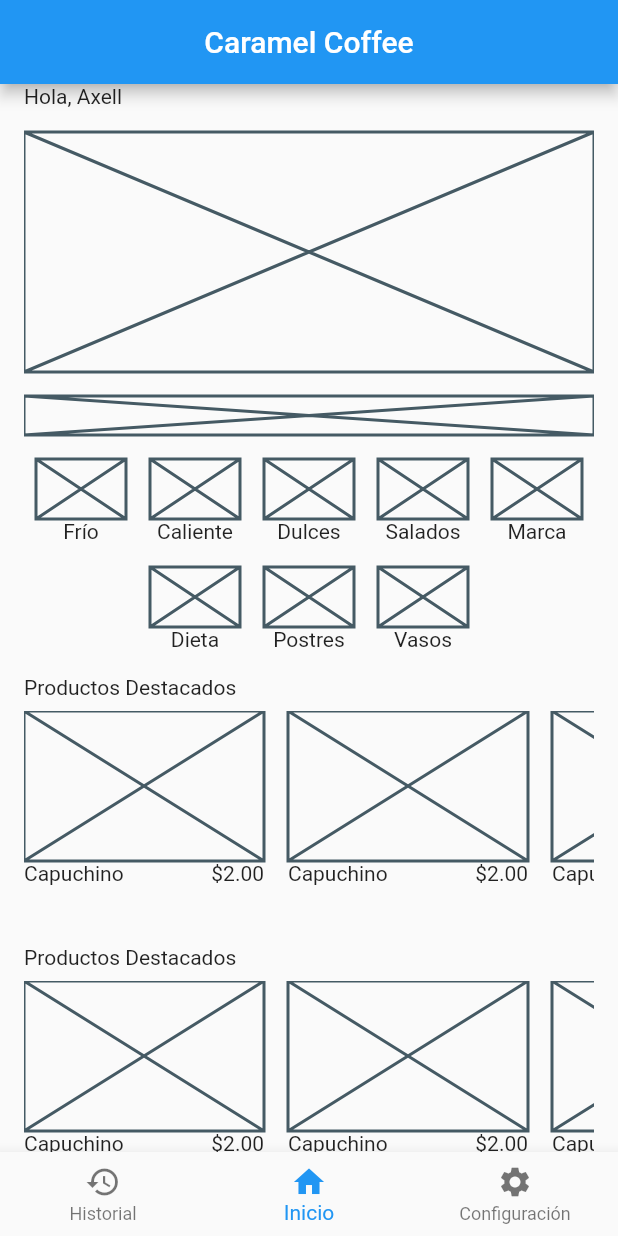
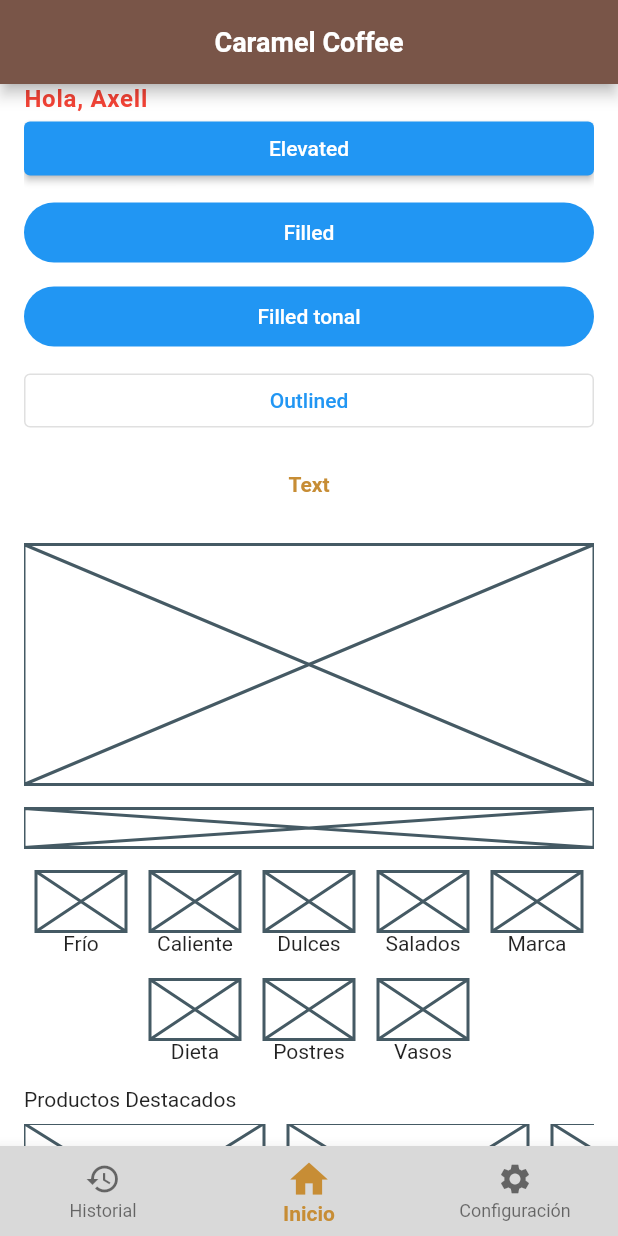
Before and after one commit to Taws-Espol/flutter-como-un-pro, a Flutter app: the screen it shows after launch, on a phone screen of 412 x 824 dp. Run offline on Flutter 3.47's test engine with Material 2 defaults, Android fonts, the light colour scheme and no system bars.

Commit message:
[ADD] Theme, customColor, customText

```diff
--- a/lib/app/modules/home/home_page.dart
+++ b/lib/app/modules/home/home_page.dart
@@ -11,7 +11,6 @@ class HomePage extends StatelessWidget {
   Widget build(BuildContext context) {
     return Scaffold(
       appBar: AppBar(
-        centerTitle: true,
         title: const Text("Caramel Coffee"),
       ),
       body: const Contenido(),
@@ -45,37 +44,40 @@ class Contenido extends StatelessWidget {
   Widget build(BuildContext context) {
     const isDisabled = false;
     const colDivider = SizedBox(height: 8);
+    final customText = Theme.of(context).extension<CustomText>()!;
+    final customColor = Theme.of(context).extension<CustomColor>()!;
     return Padding(
       padding: EdgeInsets.symmetric(horizontal: 16),
       child: ListView(
         children: [
           Text(
             "Hola, Axell",
+            style: customText.bodyText1_bold,
           ),
-          // ElevatedButton(
-          //   onPressed: isDisabled ? null : () {},
-          //   child: const Text('Elevated'),
-          // ),
-          // colDivider,
-          // FilledButton(
-          //   onPressed: isDisabled ? null : () {},
-          //   child: const Text('Filled'),
-          // ),
-          // colDivider,
-          // FilledButton.tonal(
-          //   onPressed: isDisabled ? null : () {},
-          //   child: const Text('Filled tonal'),
-          // ),
-          // colDivider,
-          // OutlinedButton(
-          //   onPressed: isDisabled ? null : () {},
-          //   child: const Text('Outlined'),
-          // ),
-          // colDivider,
-          // TextButton(
-          //   onPressed: isDisabled ? null : () {},
-          //   child: const Text('Text'),
-          // ),
+          ElevatedButton(
+            onPressed: isDisabled ? null : () {},
+            child: const Text('Elevated'),
+          ),
+          colDivider,
+          FilledButton(
+            onPressed: isDisabled ? null : () {},
+            child: const Text('Filled'),
+          ),
+          colDivider,
+          FilledButton.tonal(
+            onPressed: isDisabled ? null : () {},
+            child: const Text('Filled tonal'),
+          ),
+          colDivider,
+          OutlinedButton(
+            onPressed: isDisabled ? null : () {},
+            child: const Text('Outlined'),
+          ),
+          colDivider,
+          TextButton(
+            onPressed: isDisabled ? null : () {},
+            child: const Text('Text'),
+          ),
           SizedBox(height: 16),
           CardBalance(),
           SizedBox(height: 16),
--- a/lib/core/theme/custom_color.dart
+++ b/lib/core/theme/custom_color.dart
@@ -2,18 +2,22 @@ import 'package:flutter/material.dart';
 
 const colorLight = CustomColor(
   backgroundPrimaryColor: Color(0xffffffff),
+  backgroundSecondaryColor: Color(0xffffffff),
 );
 
 const colorDark = CustomColor(
-  backgroundPrimaryColor: Color(0xff000000),
+  backgroundPrimaryColor: Color(0xff333333),
+  backgroundSecondaryColor: Color(0xff333333),
 );
 
 class CustomColor extends ThemeExtension<CustomColor> {
   const CustomColor({
     required this.backgroundPrimaryColor,
+    required this.backgroundSecondaryColor,
   });
 
   final Color backgroundPrimaryColor;
+  final Color backgroundSecondaryColor;
 
   // https://palx.jxnblk.com/
   //Ejemplo: Generar paleta con este color 3897F0
@@ -25,6 +29,8 @@ class CustomColor extends ThemeExtension<CustomColor> {
     return CustomColor(
       backgroundPrimaryColor:
           backgroundPrimaryColor ?? this.backgroundPrimaryColor,
+      backgroundSecondaryColor:
+          backgroundSecondaryColor ?? this.backgroundSecondaryColor,
     );
   }
 
@@ -36,6 +42,8 @@ class CustomColor extends ThemeExtension<CustomColor> {
     return CustomColor(
       backgroundPrimaryColor:
           Color.lerp(backgroundPrimaryColor, other.backgroundPrimaryColor, t)!,
+      backgroundSecondaryColor: Color.lerp(
+          backgroundSecondaryColor, other.backgroundSecondaryColor, t)!,
     );
   }
 }
--- a/lib/core/theme/custom_text.dart
+++ b/lib/core/theme/custom_text.dart
@@ -3,28 +3,34 @@
 import 'package:flutter/material.dart';
 import 'package:flutter_como_un_pro/core/theme/custom_color.dart';
 
-CustomText textDark = CustomText(
+CustomText textDark = const CustomText(
   bodyText1_bold: TextStyle(
     fontSize: 16,
     fontWeight: FontWeight.bold,
     letterSpacing: 0.5,
-  color: colorDark.backgroundPrimaryColor,
-));
+    color: Colors.blue,
+  ),
+  bodyText2_bold: TextStyle(),
+);
 
-CustomText textlight = CustomText(
+CustomText textlight = const CustomText(
   bodyText1_bold: TextStyle(
     fontSize: 16,
     fontWeight: FontWeight.bold,
     letterSpacing: 0.5,
-  color: colorLight.backgroundPrimaryColor,
-));
+    color: Colors.red,
+  ),
+  bodyText2_bold: TextStyle(),
+);
 
 class CustomText extends ThemeExtension<CustomText> {
   const CustomText({
     required this.bodyText1_bold,
+    required this.bodyText2_bold,
   });
 
   final TextStyle bodyText1_bold;
+  final TextStyle bodyText2_bold;
 
   @override
   CustomText copyWith({
@@ -32,6 +38,7 @@ class CustomText extends ThemeExtension<CustomText> {
   }) {
     return CustomText(
       bodyText1_bold: bodyText1_bold ?? this.bodyText1_bold,
+      bodyText2_bold: bodyText2_bold ?? this.bodyText2_bold,
     );
   }
 
@@ -42,6 +49,7 @@ class CustomText extends ThemeExtension<CustomText> {
     }
     return CustomText(
       bodyText1_bold: TextStyle.lerp(bodyText1_bold, other.bodyText1_bold, t)!,
+      bodyText2_bold: TextStyle.lerp(bodyText2_bold, other.bodyText2_bold, t)!,
     );
   }
 }
--- a/lib/core/theme/dark_theme.dart
+++ b/lib/core/theme/dark_theme.dart
@@ -1,5 +1,38 @@
 import 'package:flutter/material.dart';
+import 'package:flutter_como_un_pro/core/theme/custom_color.dart';
+import 'package:flutter_como_un_pro/core/theme/custom_text.dart';
 
 class DarkTheme {
-  final ThemeData theme = ThemeData();
+  final ThemeData theme = ThemeData(
+    brightness: Brightness.dark,
+    scaffoldBackgroundColor: Colors.black,
+    textTheme: const TextTheme(
+      // titleLarge: TextStyle(fontSize: 34, fontWeight: FontWeight.bold),
+      bodyMedium: TextStyle(fontSize: 14),
+    ),
+    appBarTheme: appBarTheme,
+    bottomNavigationBarTheme: bottomNavigationBarTheme,
+    extensions: [
+      textDark,
+      colorDark,
+    ],
+  );
+
+  static const appBarTheme = AppBarTheme(
+    centerTitle: true,
+    backgroundColor: Colors.brown,
+    titleTextStyle: TextStyle(
+      fontSize: 18,
+      fontWeight: FontWeight.w600,
+    ),
+  );
+
+  static const bottomNavigationBarTheme = BottomNavigationBarThemeData(
+    backgroundColor: Color(0xff333333),
+    selectedItemColor: Color(0xffC78D35),
+    selectedIconTheme: IconThemeData(size: 30),
+    selectedLabelStyle: TextStyle(
+      fontWeight: FontWeight.bold,
+    ),
+  );
 }
--- a/lib/core/theme/light_theme.dart
+++ b/lib/core/theme/light_theme.dart
@@ -3,19 +3,50 @@ import 'package:flutter_como_un_pro/core/theme/custom_color.dart';
 import 'package:flutter_como_un_pro/core/theme/custom_text.dart';
 
 class LightTheme {
-  final ThemeData theme = ThemeData();
+  final ThemeData theme = ThemeData(
+    brightness: Brightness.light,
+    scaffoldBackgroundColor: Colors.white,
+    textTheme: const TextTheme(
+      // titleLarge: TextStyle(fontSize: 34, fontWeight: FontWeight.bold),
+      bodyMedium: TextStyle(fontSize: 14),
+    ),
+    // appBarTheme: AppBarTheme,
+    appBarTheme: appBarTheme,
+    bottomNavigationBarTheme: bottomNavigationBarTheme,
+    textButtonTheme: textButtonTheme,
+    extensions: [
+      colorLight,
+      textlight,
+    ],
+  );
+
+  static final textButtonTheme = TextButtonThemeData(
+    style: ButtonStyle(
+      // backgroundColor: MaterialStateProperty.all(Colors.red),
+      foregroundColor: MaterialStateProperty.all(Color(0xffC78D35)),
+      textStyle: MaterialStateProperty.all(
+        const TextStyle(
+          fontWeight: FontWeight.bold,
+        ),
+      ),
+    ),
+  );
+
+  static const appBarTheme = AppBarTheme(
+    centerTitle: true,
+    backgroundColor: Colors.brown,
+    titleTextStyle: TextStyle(
+      fontSize: 18,
+      fontWeight: FontWeight.w600,
+    ),
+  );
+
+  static const bottomNavigationBarTheme = BottomNavigationBarThemeData(
+    backgroundColor: Color(0xffD9D9D9),
+    selectedItemColor: Color(0xffC78D35),
+    selectedIconTheme: IconThemeData(size: 30),
+    selectedLabelStyle: TextStyle(
+      fontWeight: FontWeight.bold,
+    ),
+  );
 }
-
-// colorScheme: const ColorScheme(
-//   primary: Color(0xff623306),
-//   background: Colors.white,
-//   brightness: Brightness.light,
-//   error: Colors.red,
-//   onBackground: Color(0xff623306),
-//   onError: Colors.red,
-//   onPrimary: Color(0xff623306),
-//   onSecondary: Colors.black,
-//   onSurface: Colors.green,
-//   secondary: Colors.yellow,
-//   surface: Colors.blue,
-// ),
--- a/lib/main.dart
+++ b/lib/main.dart
@@ -10,13 +10,14 @@ void main() {
 class MyApp extends StatelessWidget {
   const MyApp({super.key});
 
-  // This widget is the root of your application.
   @override
   Widget build(BuildContext context) {
     return MaterialApp(
       title: 'Flutter Demo',
+      // theme: LightTheme().theme,
       // theme: DarkTheme().theme,
       theme: LightTheme().theme,
+      // darkTheme: DarkTheme().theme,
       home: const HomePage(),
     );
   }
```
Lines whose indentation alone changed are shown as unchanged.
